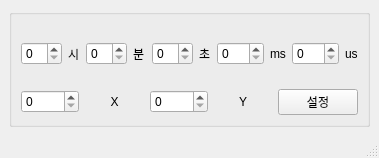
Qt form mainwindow.ui (hhk7734/mouse_click_timer) before a commit.
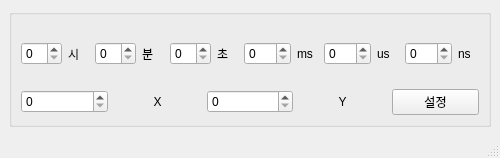
The same form after that commit.

```diff
--- a/mainwindow.ui
+++ b/mainwindow.ui
@@ -6,7 +6,7 @@
    <rect>
     <x>0</x>
     <y>0</y>
-    <width>379</width>
+    <width>500</width>
     <height>158</height>
    </rect>
   </property>
@@ -99,6 +99,23 @@
            </property>
           </widget>
          </item>
+         <item>
+          <widget class="QSpinBox" name="n_second">
+           <property name="maximum">
+            <number>900</number>
+           </property>
+           <property name="singleStep">
+            <number>100</number>
+           </property>
+          </widget>
+         </item>
+         <item>
+          <widget class="QLabel" name="label_8">
+           <property name="text">
+            <string>ns</string>
+           </property>
+          </widget>
+         </item>
         </layout>
        </item>
        <item>
```
Left out of the diff: 2 changed lines with no effect on the pictures.
